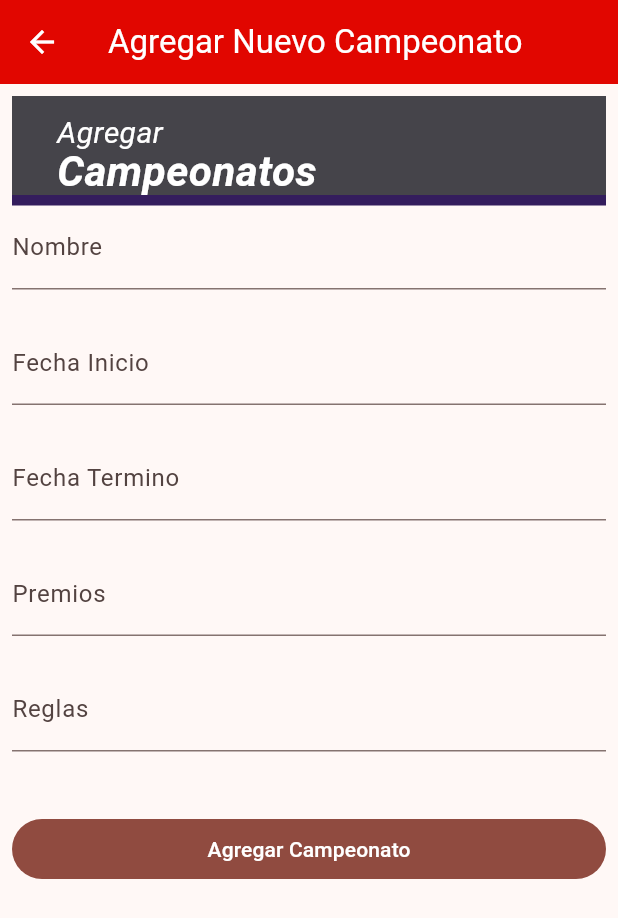
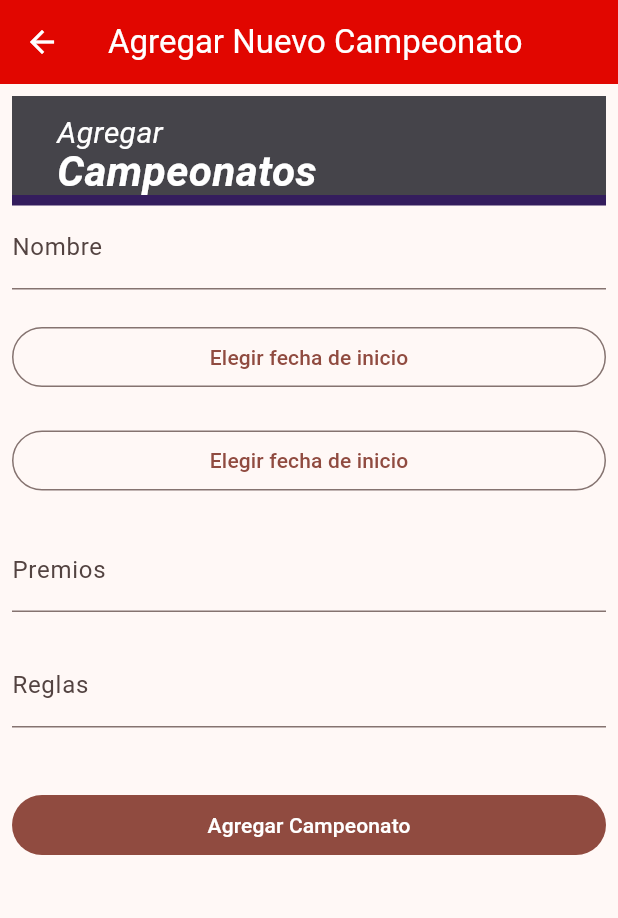
Before and after one commit to CarlitoxDG/Esports, a Flutter app: the AgregarCampeonato screen opened directly, after a tap on "Agregar Campeonato", on a phone screen of 412 x 824 dp. Shown: the top 918 px of the screen. Run offline on Flutter 3.47's test engine with Material 3 defaults, Android fonts, the phone set to English and light mode, and no system bars; our stand-ins replace flutter_datetime_picker_plus, google_fonts; network calls fail; Roboto replaces fonts that are missing (Afacad).

Commit message:
Agregar Campeonato

```diff
--- a/esport_cliente/lib/pages/crud/agregar_campeonato.dart
+++ b/esport_cliente/lib/pages/crud/agregar_campeonato.dart
@@ -1,5 +1,6 @@
 import 'package:esport_cliente/services/http_service.dart';
 import 'package:flutter/material.dart';
+import 'package:flutter_datetime_picker_plus/flutter_datetime_picker_plus.dart';
 
 import '../../widgets/titulo_seccion.dart';
 
@@ -12,8 +13,8 @@ class AgregarCampeonato extends StatefulWidget {
 
 class _AgregarCampeonatoState extends State<AgregarCampeonato> {
   TextEditingController nombreController = TextEditingController();
-  TextEditingController fechaInicioController = TextEditingController();
-  TextEditingController fechaFinController = TextEditingController();
+  DateTime fechaInicioController = DateTime.now();
+  DateTime fechaFinController = DateTime.now();
   TextEditingController reglasController = TextEditingController();
   TextEditingController premiosController = TextEditingController();
 
@@ -49,19 +50,29 @@ class _AgregarCampeonatoState extends State<AgregarCampeonato> {
               Text(errNombre, style: TextStyle(color: Colors.red)),
 
               //fecha Inicio
-              TextFormField(
-                decoration: InputDecoration(labelText: 'Fecha Inicio'),
-                controller: fechaInicioController,
-                keyboardType: TextInputType.datetime,
-              ),
+              OutlinedButton(
+                  onPressed: () {
+                    DatePicker.showDatePicker(context, showTitleActions: true,
+                        onChanged: (date) {
+                      setState(() {
+                        fechaInicioController = date;
+                      });
+                    });
+                  },
+                  child: Text("Elegir fecha de inicio")),
               Text(errFechaFin, style: TextStyle(color: Colors.red)),
 
               //fecha Fin
-              TextFormField(
-                decoration: InputDecoration(labelText: 'Fecha Termino'),
-                controller: fechaFinController,
-                keyboardType: TextInputType.datetime,
-              ),
+              OutlinedButton(
+                  onPressed: () {
+                    DatePicker.showDatePicker(context, showTitleActions: true,
+                        onChanged: (date) {
+                      setState(() {
+                        fechaInicioController = date;
+                      });
+                    });
+                  },
+                  child: Text("Elegir fecha de inicio")),
               Text(errFechaFin, style: TextStyle(color: Colors.red)),
 
               //premios
@@ -87,8 +98,8 @@ class _AgregarCampeonatoState extends State<AgregarCampeonato> {
                   onPressed: () async {
                     var respuesta = await HttpService().AgregarCampeonato(
                       nombreController.text,
-                      fechaInicioController.text,
-                      fechaInicioController.text,
+                      fechaInicioController.toString().substring(0, 10),
+                      fechaInicioController.toString().substring(0, 10),
                       reglasController.text,
                       premiosController.text,
                     );
```
Also changed, not shown: esport_cliente/lib/pages/modo_editor.dart (+2 -28 lines), esport_cliente/lib/pages/tabs/campeonatos_edit_tab.dart (added, +59 -0 lines), 3 other files.
